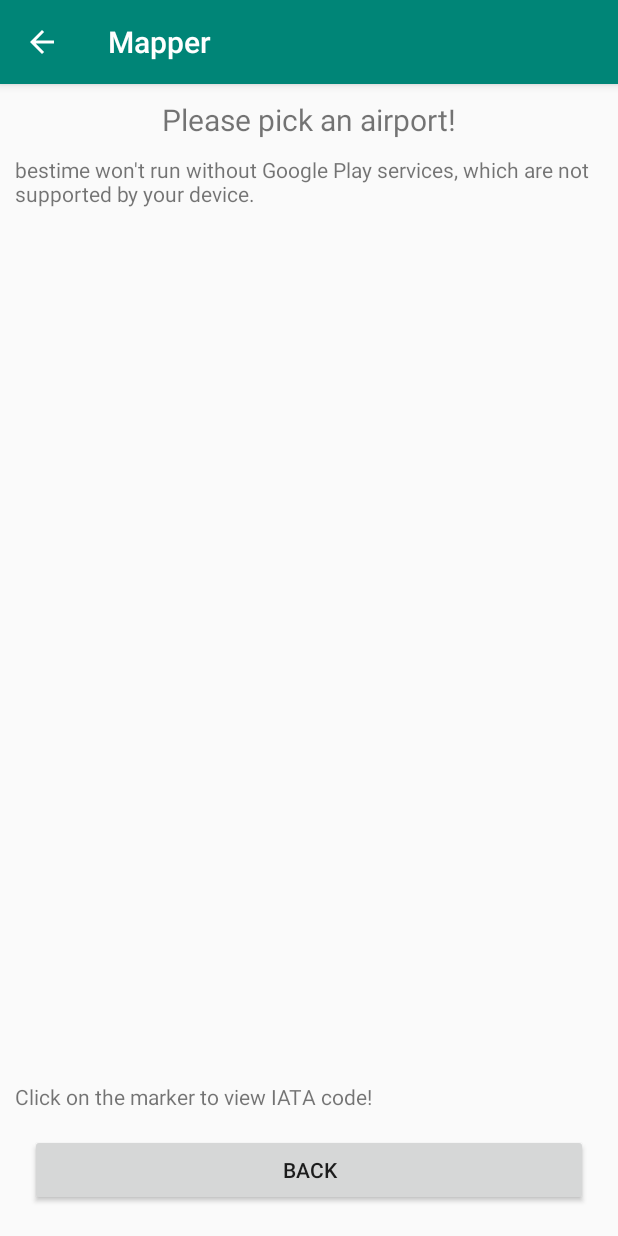
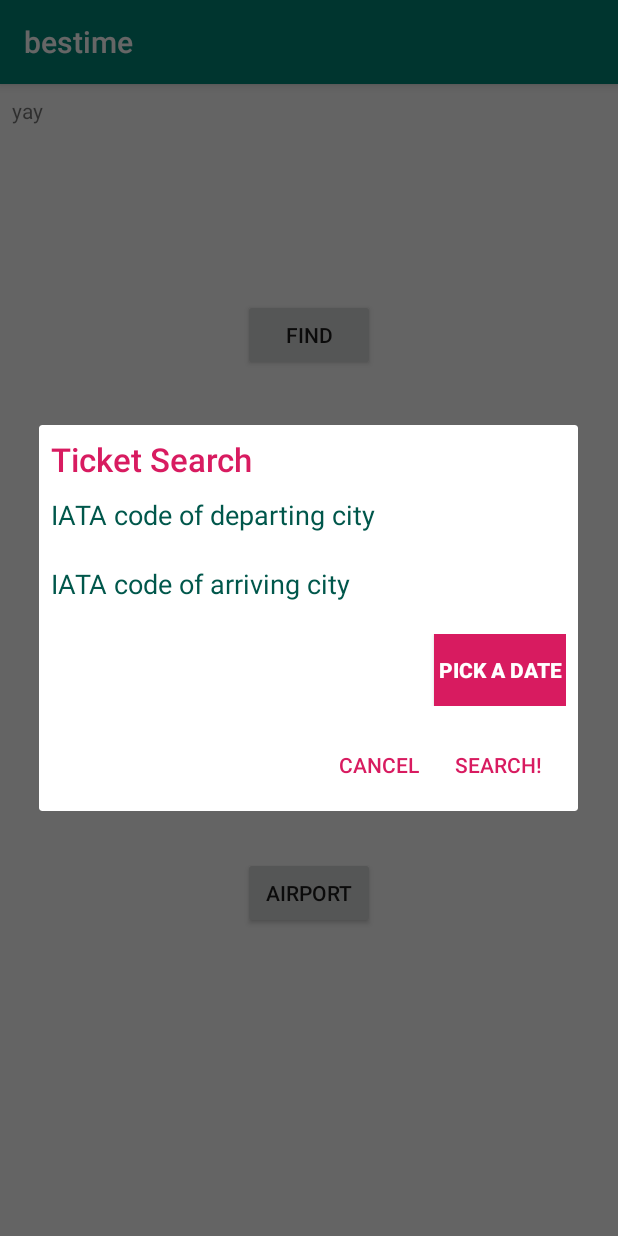
Before and after one commit to yoonK94/bestime, an Android app: the screen it shows after launch (MapActivity before the commit, MainActivity after it), after a tap on "MAP", on a phone screen of 412 x 824 dp. Run offline under Robolectric (Android 15) with nearby library versions, the phone set to English and light mode, and no system bars; 1 other tap on this screen came first.

Commit message:
IATA lookup and ticket search implemented

```diff
--- a/app/src/main/java/com/yoonkim/bestime/MainActivity.java
+++ b/app/src/main/java/com/yoonkim/bestime/MainActivity.java
@@ -1,12 +1,24 @@
 package com.yoonkim.bestime;
 
+import android.app.AlertDialog;
+import android.app.DatePickerDialog;
+import android.app.Dialog;
+import android.content.DialogInterface;
 import android.content.Intent;
 import android.os.AsyncTask;
+import android.support.v4.app.DialogFragment;
 import android.support.v7.app.AppCompatActivity;
 import android.os.Bundle;
+import android.text.TextUtils;
+import android.view.LayoutInflater;
 import android.view.View;
 import android.widget.Button;
+import android.widget.DatePicker;
+import android.widget.EditText;
+import android.widget.RadioButton;
+import android.widget.RadioGroup;
 import android.widget.TextView;
+import android.widget.Toast;
 
 import com.yoonkim.bestime.City.Airport;
 import com.yoonkim.bestime.City.CityHttpClient;
@@ -14,14 +26,18 @@ import com.yoonkim.bestime.City.CityJSONParser;
 import com.yoonkim.bestime.Map.MapActivity;
 import com.yoonkim.bestime.Ticket.HttpClient;
 import com.yoonkim.bestime.Ticket.JSONParser;
+import com.yoonkim.bestime.Ticket.MonthYearPickerDialog;
 import com.yoonkim.bestime.Ticket.Schedule;
 
 import org.json.JSONException;
 import org.json.JSONObject;
 
-import java.lang.reflect.Array;
+import java.text.SimpleDateFormat;
 import java.util.ArrayList;
+import java.util.Calendar;
+import java.util.Date;
 import java.util.List;
+import java.util.regex.Pattern;
 
 public class MainActivity extends AppCompatActivity {
 
@@ -30,6 +46,7 @@ public class MainActivity extends AppCompatActivity {
     private Button map;
     private Button airport;
     private List<Airport> airportList;
+    private static TextView tv_date;
 
     @Override
     protected void onCreate(Bundle savedInstanceState) {
@@ -49,23 +66,18 @@ public class MainActivity extends AppCompatActivity {
 
         map.setOnClickListener(new View.OnClickListener(){
             public void onClick(View v){
-                Intent map =new Intent (MainActivity.this, MapActivity.class);
-                Bundle myData = new Bundle();
-
-                myData.putSerializable("city", (ArrayList<Airport>)airportList);
-                map.putExtras(myData);
-                startActivity(map);
+                showTicketDialog();
             }
         });
         airport.setOnClickListener(new View.OnClickListener(){
             public void onClick(View v){
-                startTask2(v);
+                showIATADialog();
             }
         });
     }
     public void startTask(View view){
         JSONTask task = new JSONTask();
-        task.execute("BOS", "NYC");
+        task.execute("BOS", "NYC", "2018-12-01");
     }
     public void startTask2(View view){
         CityTask task = new CityTask();
@@ -79,7 +91,8 @@ public class MainActivity extends AppCompatActivity {
             JSONObject jobj;
             String origin = params[0];
             String destination = params[1];
-            jobj = ((new HttpClient()).getData(origin, destination));
+            String date = params[2];
+            jobj = ((new HttpClient()).getData(origin, destination, date));
             try {
                 scList = JSONParser.getSchedule(jobj, origin, destination);
             }
@@ -110,6 +123,78 @@ public class MainActivity extends AppCompatActivity {
 //            mAdapter.notifyDataSetChanged();
 
         }
+    }
+
+    private void showTicketDialog() {
+
+        LayoutInflater layoutInflater = LayoutInflater.from(getApplicationContext());
+        View view = layoutInflater.inflate(R.layout.ticket_dialog, null);
+
+        AlertDialog.Builder alertDialogBuilderUserInput = new AlertDialog.Builder(this);
+        alertDialogBuilderUserInput.setView(view);
+
+        TextView dialog_title = (TextView) view.findViewById(R.id.dialog_title);
+
+        final EditText edt_origin = (EditText) view.findViewById(R.id.edt_origin);
+
+        final EditText edt_destination = (EditText) view.findViewById(R.id.edt_dest);
+
+        tv_date = (TextView) view.findViewById(R.id.tv_date);
+
+        Button btn_setdate = (Button) view.findViewById(R.id.btn_setdate);
+
+        //add listener to button to open datepickerdialog
+        btn_setdate.setOnClickListener(new View.OnClickListener() {
+            @Override
+            public void onClick(View view) {
+
+                //open datepickerdialog
+                showDateDialog();
+            }
+        });
+
+        dialog_title.setText("Ticket Search");
+
+        alertDialogBuilderUserInput
+                .setCancelable(false)
+                .setPositiveButton("Search!", new DialogInterface.OnClickListener() {
+                    public void onClick(DialogInterface dialogBox, int id) {
+
+                    }
+                })
+                .setNegativeButton("Cancel",
+                        new DialogInterface.OnClickListener() {
+                            public void onClick(DialogInterface dialogBox, int id) {
+                                dialogBox.cancel();
+                            }
+                        });
+
+        final AlertDialog alertDialog = alertDialogBuilderUserInput.create();
+
+        alertDialog.show();
+
+        alertDialog.getButton(AlertDialog.BUTTON_POSITIVE).setOnClickListener(new View.OnClickListener() {
+            @Override
+            public void onClick(View v) {
+                boolean ready = false;
+                // Show toast message when no text is entered
+                if (TextUtils.isEmpty(edt_origin.getText().toString())) {
+                    Toast.makeText(MainActivity.this, "Please enter the departing city", Toast.LENGTH_SHORT).show();
+                }
+                else if (TextUtils.isEmpty(edt_destination.getText().toString())) {
+                    Toast.makeText(MainActivity.this, "Please enter the arriving city", Toast.LENGTH_SHORT).show();
+                }
+                else {
+                    alertDialog.dismiss();
+                    JSONTask task = new JSONTask();
+                    task.execute(edt_origin.getText().toString(), edt_destination.getText().toString(), tv_date.getText().toString());
+                }
+
+
+            }
+        });
+
+
     }
 
     private class CityTask extends AsyncTask<String, Void, List<Airport>> {
@@ -145,13 +230,84 @@ public class MainActivity extends AppCompatActivity {
                 map.putExtras(myData);
                 startActivity(map);
             }
+        }
+    }
+
+    private void showIATADialog() {
+
+        LayoutInflater layoutInflater = LayoutInflater.from(getApplicationContext());
+        View view = layoutInflater.inflate(R.layout.iata_dialog, null);
+
+        AlertDialog.Builder alertDialogBuilderUserInput = new AlertDialog.Builder(this);
+        alertDialogBuilderUserInput.setView(view);
+
+        TextView dialog_title = (TextView) view.findViewById(R.id.dialog_title);
+
+        final EditText edt_title = (EditText) view.findViewById(R.id.edt_title);
 
 
-//            mAdapter = new CardViewDataAdapter(synList);
-//            mRecyclerView.setAdapter(mAdapter);
-//            mAdapter.notifyDataSetChanged();
+        dialog_title.setText("IATA Search");
+
+
+        alertDialogBuilderUserInput
+                .setCancelable(false)
+                .setPositiveButton( "Search!", new DialogInterface.OnClickListener() {
+                    public void onClick(DialogInterface dialogBox, int id) {
+
+                    }
+                })
+                .setNegativeButton("Cancel",
+                        new DialogInterface.OnClickListener() {
+                            public void onClick(DialogInterface dialogBox, int id) {
+                                dialogBox.cancel();
+                            }
+                        });
+
+        final AlertDialog alertDialog = alertDialogBuilderUserInput.create();
+
+        alertDialog.show();
+
+        alertDialog.getButton(AlertDialog.BUTTON_POSITIVE).setOnClickListener(new View.OnClickListener() {
+            @Override
+            public void onClick(View v) {
+
+                // Show toast message when no text is entered
+                if (TextUtils.isEmpty(edt_title.getText().toString())) {
+                    Toast.makeText(MainActivity.this, "Please enter the name of a city", Toast.LENGTH_SHORT).show();
+                }
+
+                else {
+                    alertDialog.dismiss();
+                    CityTask task = new CityTask();
+                    task.execute(edt_title.getText().toString());
+                }
+
+            }
+        });
+    }
+
+
+    public static class MonthPickerListener implements DatePickerDialog.OnDateSetListener {
+
+
+        public void onDateSet(DatePicker view, int year, int month, int day) {
+            String monthVal, dayVal = "" + day;
+            if ((month) < 10) {
+                monthVal = "0" + month;
+            } else {
+                monthVal = "" + month;
+            }
+
+
+            tv_date.setText(year + "-" +  monthVal + "-01");
 
         }
     }
 
+    private void showDateDialog() {
+        MonthYearPickerDialog newFragment = new MonthYearPickerDialog();
+        newFragment.setListener(new MonthPickerListener());
+        newFragment.show(getSupportFragmentManager(), "MonthYearPickerDialog");
+    }
+
 }
--- a/app/src/main/java/com/yoonkim/bestime/Map/MapActivity.java
+++ b/app/src/main/java/com/yoonkim/bestime/Map/MapActivity.java
@@ -11,6 +11,7 @@ import android.view.View;
 import android.widget.Button;
 import android.widget.Toast;
 
+import com.google.android.gms.maps.CameraUpdate;
 import com.google.android.gms.maps.CameraUpdateFactory;
 import com.google.android.gms.maps.GoogleMap;
 import com.google.android.gms.maps.MapFragment;
@@ -154,6 +155,7 @@ public class MapActivity extends AppCompatActivity implements OnMapReadyCallback
                     .title(ap.getName() + " Airport"));
             m.setTag(new Integer(0));
         }
-        map.animateCamera(CameraUpdateFactory.newLatLngZoom(latLng, 17), 3000, null);
+        map.animateCamera(CameraUpdateFactory.newLatLngZoom(latLng, 14), 3000, null);
+
     }
 }
--- /dev/null
+++ b/app/src/main/res/layout/ticket_dialog.xml
@@ -0,0 +1,74 @@
+<?xml version="1.0" encoding="utf-8"?>
+<LinearLayout xmlns:android="http://schemas.android.com/apk/res/android"
+    android:layout_width="match_parent"
+    android:layout_height="match_parent"
+    android:orientation="vertical"
+    android:padding="8dp">
+
+    <TextView
+        android:id="@+id/dialog_title"
+        android:layout_width="wrap_content"
+        android:layout_height="wrap_content"
+        android:layout_marginBottom="10dp"
+        android:fontFamily="sans-serif-medium"
+        android:textColor="@color/colorAccent"
+        android:textSize="22sp"
+        android:textStyle="normal" />
+
+    <EditText
+        android:id="@+id/edt_origin"
+        android:layout_width="match_parent"
+        android:layout_height="wrap_content"
+        android:background="@android:color/transparent"
+        android:fontFamily="sans-serif"
+        android:gravity="top"
+        android:hint="IATA code of departing city"
+        android:inputType="textCapSentences|textMultiLine"
+        android:maxLength="3"
+        android:lines="2"
+        android:textColor="@android:color/black"
+        android:textColorHint="@color/colorPrimaryDark"
+        android:textSize="18sp" />
+
+    <EditText
+        android:id="@+id/edt_dest"
+        android:layout_width="match_parent"
+        android:layout_height="wrap_content"
+        android:background="@android:color/transparent"
+        android:fontFamily="sans-serif"
+        android:gravity="top"
+        android:hint="IATA code of arriving city"
+        android:inputType="textCapSentences|textMultiLine"
+        android:maxLength="3"
+        android:lines="2"
+        android:textColor="@android:color/black"
+        android:textColorHint="@color/colorPrimaryDark"
+        android:textSize="18sp" />
+
+    <RelativeLayout
+        android:layout_width="match_parent"
+        android:layout_height="wrap_content">
+
+        <TextView
+            android:id="@+id/tv_date"
+            android:layout_width="wrap_content"
+            android:layout_height="wrap_content"
+            android:layout_alignParentLeft="true"
+            android:layout_marginLeft="8dp"
+            android:fontFamily="sans-serif"
+            android:textColor="@android:color/black"
+            android:textSize="18sp" />
+
+        <Button
+            android:id="@+id/btn_setdate"
+            android:layout_width="wrap_content"
+            android:layout_height="wrap_content"
+            android:layout_alignParentRight="true"
+            android:background="@color/colorAccent"
+            android:text="Pick A Date"
+            android:textColor="@android:color/white"
+            android:textStyle="bold" />
+
+    </RelativeLayout>
+
+</LinearLayout>
```
Also changed, not shown: app/src/main/java/com/yoonkim/bestime/Ticket/HttpClient.java (+5 -4 lines), app/src/main/java/com/yoonkim/bestime/Ticket/MonthYearPickerDialog.java (added, +64 -0 lines), app/src/main/res/layout/date_picker_dialog.xml (added, +29 -0 lines), app/src/main/res/layout/iata_dialog.xml (added, +38 -0 lines).
